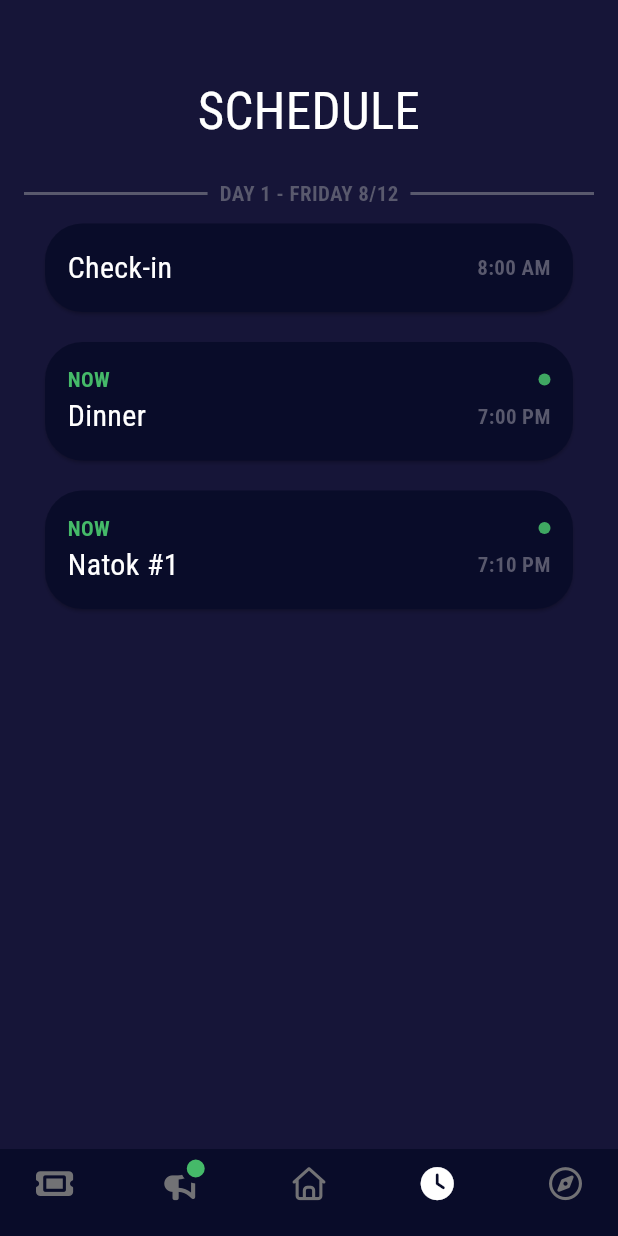
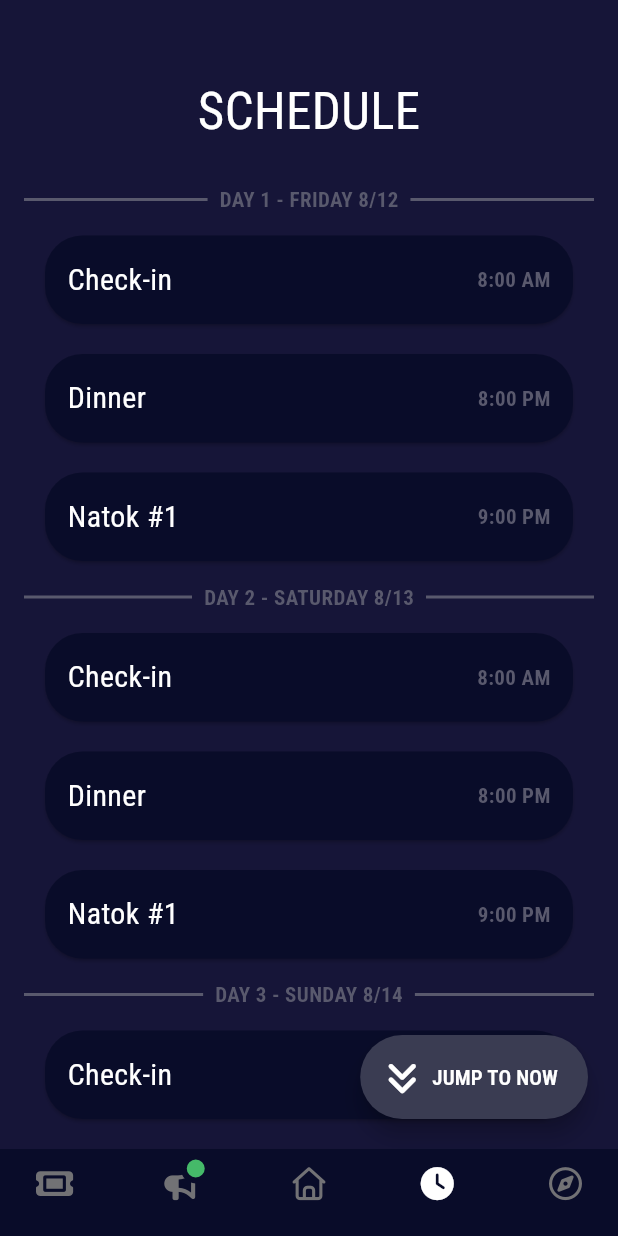
Before and after one commit to kidsonfilms-python-rules/Utsav-App-Guest, a Flutter app: the MainPage screen opened directly, item 4 of the bottom bar chosen, on a phone screen of 412 x 824 dp. Run offline on Flutter 3.47's test engine with Material 3 defaults, Android fonts, the phone set to English and light mode, and no system bars; drawn by our look-alikes of google_nav_bar; our stand-ins replace barcode_widget, carousel_slider, flutter_dotenv, font_awesome_flutter, google_fonts, google_maps_flutter and 6 more; missing offline and left inert: barcode, mapbox_maps_flutter, markdown_widget, sliding_up_panel2; accounts and stored records are empty.

Commit message:
made schedule page dynamic and jump to btn

```diff
--- a/lib/pages/Schedule.dart
+++ b/lib/pages/Schedule.dart
@@ -1,4 +1,5 @@
 import 'package:flutter/material.dart';
+import 'package:font_awesome_flutter/font_awesome_flutter.dart';
 import 'package:google_fonts/google_fonts.dart';
 import 'package:utsav_app/util/design_constants.dart';
 import 'package:utsav_app/widgets/day_divider.dart';
@@ -16,6 +17,11 @@ class _SchedulePageState extends State<SchedulePage>
     with SingleTickerProviderStateMixin {
   late final AnimationController _controller;
 
+  final ScrollController _scrollController = ScrollController();
+  final List<GlobalKey> _nowEventKeys = [];
+
+  bool _showJumpToNow = false;
+
   @override
   void initState() {
     super.initState();
@@ -24,46 +30,262 @@ class _SchedulePageState extends State<SchedulePage>
       duration: const Duration(seconds: 1),
     )..repeat(reverse: true);
     // _animation = Tween<double>(begin: 0.0, end: 1.0).animate(_controller);
+
+    _scrollController.addListener(_updateNowVisibility);
+
+    // Initial check after first frame
+    WidgetsBinding.instance.addPostFrameCallback((_) {
+      _updateNowVisibility();
+    });
   }
 
   @override
   void dispose() {
     _controller.dispose();
+    _scrollController.dispose();
     super.dispose();
+  }
+
+  final events = [
+    {
+      "day": "FRIDAY 8/12",
+      "dayIndex": 1,
+      "title": "Check-in",
+      "time": "8:00 AM",
+      "location": "Classroom",
+      "description":
+          "This is a description of the event that you see by clicking on the card.",
+      "isNow": false,
+    },
+    {
+      "day": "FRIDAY 8/12",
+      "dayIndex": 1,
+      "title": "Dinner",
+      "time": "8:00 PM",
+      "location": "Cafeteria",
+      "description":
+          "This is a description of the event that you see by clicking on the card.",
+      "isNow": false,
+    },
+    {
+      "day": "FRIDAY 8/12",
+      "dayIndex": 1,
+      "title": "Natok #1",
+      "time": "9:00 PM",
+      "location": "Stage",
+      "description":
+          "This is a description of the event that you see by clicking on the card.",
+      "isNow": false,
+    },
+    {
+      "day": "SATURDAY 8/13",
+      "dayIndex": 2,
+      "title": "Check-in",
+      "time": "8:00 AM",
+      "location": "Classroom",
+      "description":
+          "This is a description of the event that you see by clicking on the card.",
+      "isNow": false,
+    },
+    {
+      "day": "SATURDAY 8/13",
+      "dayIndex": 2,
+      "title": "Dinner",
+      "time": "8:00 PM",
+      "location": "Cafeteria",
+      "description":
+          "This is a description of the event that you see by clicking on the card.",
+      "isNow": false,
+    },
+    {
+      "day": "SATURDAY 8/13",
+      "dayIndex": 2,
+      "title": "Natok #1",
+      "time": "9:00 PM",
+      "location": "Stage",
+      "description":
+          "This is a description of the event that you see by clicking on the card.",
+      "isNow": false,
+    },
+    {
+      "day": "SUNDAY 8/14",
+      "dayIndex": 3,
+      "title": "Check-in",
+      "time": "8:00 AM",
+      "location": "Classroom",
+      "description":
+          "This is a description of the event that you see by clicking on the card.",
+      "isNow": false,
+    },
+    {
+      "day": "SUNDAY 8/14",
+      "dayIndex": 3,
+      "title": "Dinner",
+      "time": "8:00 PM",
+      "location": "Cafeteria",
+      "description":
+          "This is a description of the event that you see by clicking on the card.",
+      "isNow": true,
+    },
+    {
+      "day": "SUNDAY 8/14",
+      "dayIndex": 3,
+      "title": "Natok #1",
+      "time": "9:00 PM",
+      "location": "Stage",
+      "description":
+          "This is a description of the event that you see by clicking on the card.",
+      "isNow": false,
+    },
+  ];
+
+  Map<String, List<Map<String, dynamic>>> _groupEventsByDay(
+    List<Map<String, dynamic>> events,
+  ) {
+    final Map<String, List<Map<String, dynamic>>> grouped = {};
+
+    for (final event in events) {
+      final day = event["day"] as String;
+      grouped.putIfAbsent(day, () => []).add(event);
+    }
+
+    return grouped;
+  }
+
+  List<Widget> _buildScheduleList(BuildContext context) {
+    final groupedEvents = _groupEventsByDay(events);
+    final List<Widget> widgets = [];
+
+    _nowEventKeys.clear();
+
+    groupedEvents.forEach((day, dayEvents) {
+      widgets.add(
+        DayDivider(
+          dayDate: day,
+          dayIndex: dayEvents.first["dayIndex"]?.toString() ?? "0",
+        ),
+      );
+
+      for (final event in dayEvents) {
+        final bool isNow = event["isNow"] == true;
+
+        Widget card = ExpandableCard(
+          title: event["title"] ?? "",
+          time: event["time"] ?? "",
+          location: event["location"] ?? "",
+          description: event["description"] ?? "",
+          isNow: isNow,
+          animationController: _controller,
+          navigateToPage: widget.navigateToPage,
+        );
+
+        if (isNow) {
+          // Create a new key for each now event and add it to the list
+          final key = GlobalKey();
+          _nowEventKeys.add(key);
+
+          card = Container(key: key, child: card);
+        }
+
+        widgets.add(card);
+      }
+    });
+
+    return widgets;
+  }
+
+  void _jumpToNow() {
+    if (_nowEventKeys.isEmpty) return;
+
+    final firstNowKey = _nowEventKeys.first;
+
+    final context = firstNowKey.currentContext;
+    if (context == null) return;
+
+    Scrollable.ensureVisible(
+      context,
+      duration: const Duration(milliseconds: 500),
+      curve: Curves.easeInOut,
+      alignment: 0.15,
+    );
+  }
+
+  void _updateNowVisibility() {
+    final context = _nowEventKeys[0].currentContext;
+    if (context == null) return;
+
+    final renderBox = context.findRenderObject() as RenderBox?;
+    if (renderBox == null || !renderBox.hasSize) return;
+
+    final position = renderBox.localToGlobal(Offset.zero);
+    final size = renderBox.size;
+
+    final screenHeight = MediaQuery.of(context).size.height;
+
+    final double top = position.dy;
+    final double bottom = top + size.height;
+
+    // Tune these margins if needed
+    final bool isVisible = bottom > 120 && top < screenHeight - 160;
+
+    if (_showJumpToNow == isVisible) {
+      setState(() {
+        _showJumpToNow = !isVisible;
+      });
+    }
   }
 
   @override
   Widget build(BuildContext context) {
-    // This method is rerun every time setState is called, for instance as done
-    // by the _incrementCounter method above.
-    //
-    // The Flutter framework has been optimized to make rerunning build methods
-    // fast, so that you can just rebuild anything that needs updating rather
-    // than having to individually change instances of widgets.
-    return SingleChildScrollView(
+    return Stack(
+      children: [
+        SingleChildScrollView(
+          controller: _scrollController,
           child: Column(
             children: [
-          SizedBox(height: 50, width: MediaQuery.sizeOf(context).width),
+              const SizedBox(height: 50),
               Text(
                 "SCHEDULE",
-            style: GoogleFonts.getFont(
-              "Roboto Condensed",
-              textStyle: TextStyle(
+                style: GoogleFonts.robotoCondensed(
                   color: DesignConstants.primaryTextColor,
                   fontSize: 34,
-                fontFamily: "Roboto",
-                fontStyle: FontStyle.normal,
                 ),
               ),
-            textAlign: TextAlign.center,
-          ),
-          SizedBox(height: 20),
-          DayDivider(dayDate: "FRIDAY 8/12", dayIndex: "1"),
-          ExpandableCard(title: "Check-in", time: "8:00 AM", location: "Classroom", description: "This is a description of the event that you see by clicking on the card.", isNow: false, animationController: _controller, navigateToPage: widget.navigateToPage,),
-          ExpandableCard(title: "Dinner", time: "7:00 PM", location: "Cafeteria", description: "This is a description of the event that you see by clicking on the card.", isNow: true, animationController: _controller, navigateToPage: widget.navigateToPage,),
-          ExpandableCard(title: "Natok #1", time: "7:10 PM", location: "Stage #1", description: "This is a description of the event that you see by clicking on the card.", isNow: true, animationController: _controller, navigateToPage: widget.navigateToPage,),
+              const SizedBox(height: 20),
+
+              ..._buildScheduleList(context),
+
+              const SizedBox(height: 120),
             ],
           ),
+        ),
+
+        AnimatedPositioned(
+          duration: const Duration(milliseconds: 500),
+          curve: Curves.easeOutCubic,
+          right: 20,
+          bottom: _showJumpToNow ? 20 : -80,
+          child: AnimatedOpacity(
+            duration: const Duration(milliseconds: 100),
+            opacity: _showJumpToNow ? 1 : 0,
+            child: FloatingActionButton.extended(
+              onPressed: _showJumpToNow ? _jumpToNow : null,
+              backgroundColor: DesignConstants.primaryCardColorLight,
+              icon: const Icon(FontAwesomeIcons.anglesDown),
+              shape: RoundedRectangleBorder(
+                borderRadius: BorderRadius.circular(30), // change this value
+              ),
+              label: Text(
+                "JUMP TO NOW",
+                style: GoogleFonts.robotoCondensed(
+                  color: Colors.white,
+                  fontWeight: FontWeight.w600,
+                ),
+              ),
+            ),
+          ),
+        ),
+      ],
     );
   }
 }
--- a/lib/widgets/day_divider.dart
+++ b/lib/widgets/day_divider.dart
@@ -12,6 +12,7 @@ class DayDivider extends StatelessWidget {
     return Padding(
       padding: const EdgeInsets.symmetric(
         horizontal: 16.0,
+        vertical: 4.0
       ), // margin from screen edges
       child: Row(
         children: [
```
Lines whose indentation alone changed are shown as unchanged.
